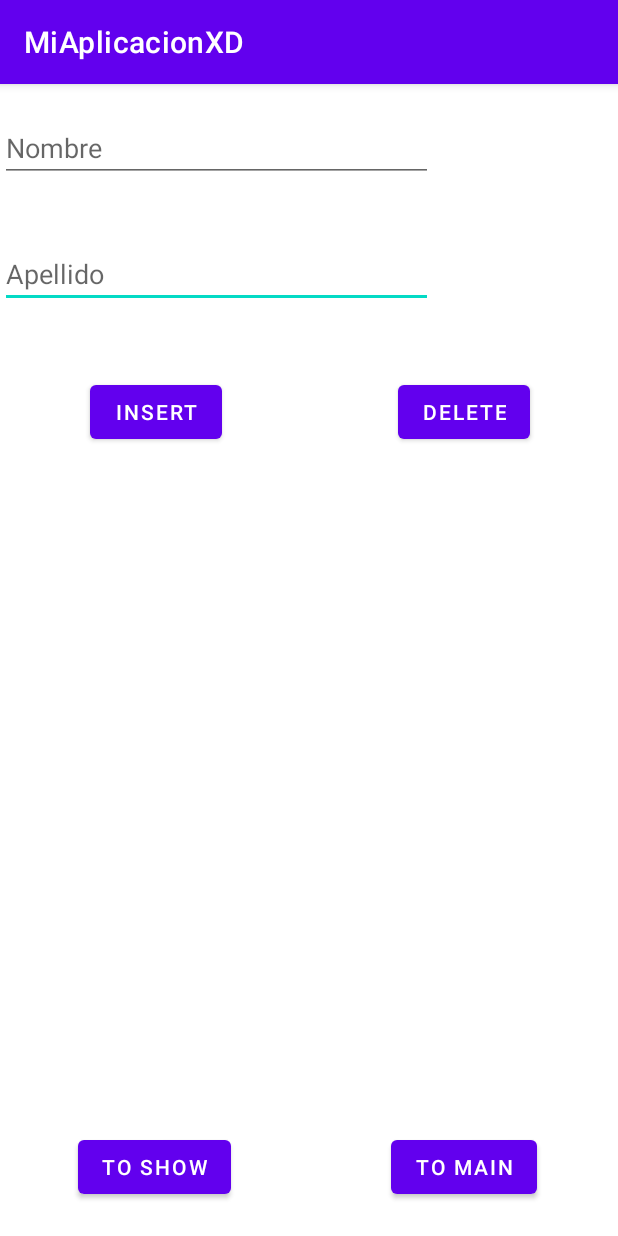
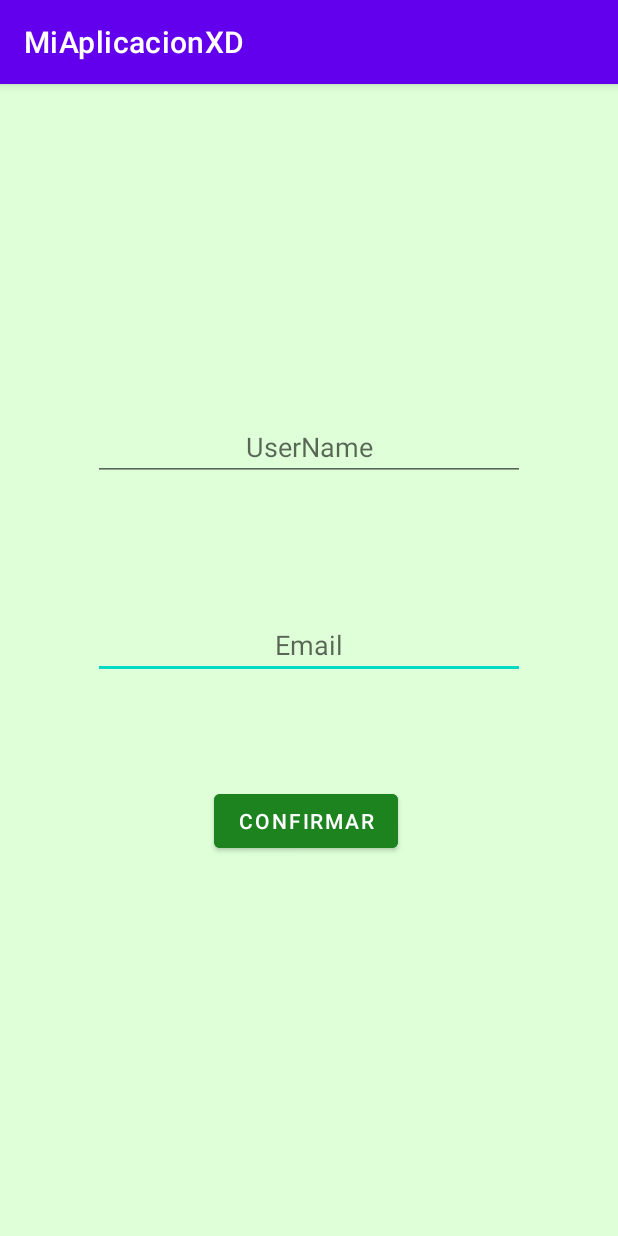
Before and after one commit to RodrigoHdezPimentel/Actividad_Desarrollo_Movil, an Android app: the Insertar screen opened directly, with no data from a screen before it, on a phone screen of 412 x 824 dp. Run offline under Robolectric (Android 15) with nearby library versions, the phone set to English and light mode, and no system bars; our stand-ins replace Firebase (no records; nobody signed in at launch, a user with empty details on screens opened directly).

Commit message:
Insert_NeedFix_Ajustes_Inicio

```diff
--- a/app/src/main/AndroidManifest.xml
+++ b/app/src/main/AndroidManifest.xml
@@ -12,6 +12,9 @@
         android:supportsRtl="true"
         android:theme="@style/Theme.MiAplicacionXD"
         tools:targetApi="31">
+        <activity
+            android:name=".Ajustes"
+            android:exported="false" />
         <activity
             android:name=".menu"
             android:exported="false" />
--- a/app/src/main/java/com/example/miaplicacionxd/MainActivity.java
+++ b/app/src/main/java/com/example/miaplicacionxd/MainActivity.java
@@ -83,7 +83,7 @@ public class MainActivity extends AppCompatActivity {
         startActivity(intentToMenu);
     }
 
-    public void changeToInsert(){
+    public void changeToInsert(View view){
         Intent nuevoIntent = new Intent(MainActivity.this, Insertar.class);
         startActivity(nuevoIntent);
     }
--- a/app/src/main/res/layout/activity_insertar.xml
+++ b/app/src/main/res/layout/activity_insertar.xml
@@ -4,116 +4,107 @@
     xmlns:tools="http://schemas.android.com/tools"
     android:layout_width="match_parent"
     android:layout_height="match_parent"
-    tools:context=".Insertar">
-
-    <Button
-        android:id="@+id/ToMain"
-        android:layout_width="wrap_content"
-        android:layout_height="wrap_content"
-        android:onClick="changeToMain"
-        android:text="To Main"
-        app:layout_constraintBottom_toBottomOf="parent"
-        app:layout_constraintEnd_toEndOf="parent"
-        app:layout_constraintStart_toStartOf="@+id/guideline8"
-        app:layout_constraintTop_toTopOf="@+id/guideline3" />
-
-    <Button
-        android:id="@+id/InsertButton"
-        android:layout_width="wrap_content"
-        android:layout_height="wrap_content"
-        android:onClick="InsertValues"
-        android:text="Insert"
-        app:layout_constraintBottom_toTopOf="@+id/guideline7"
-        app:layout_constraintEnd_toStartOf="@+id/guideline8"
-        app:layout_constraintHorizontal_bias="0.51"
-        app:layout_constraintStart_toStartOf="parent"
-        app:layout_constraintTop_toTopOf="@+id/guideline6" />
-
-    <Button
-        android:id="@+id/insertButton"
-        android:layout_width="wrap_content"
-        android:layout_height="wrap_content"
-        android:onClick="DeleteValues"
-        android:text="Delete"
-        app:layout_constraintBottom_toTopOf="@+id/guideline7"
-        app:layout_constraintEnd_toEndOf="parent"
-        app:layout_constraintStart_toStartOf="@+id/guideline8"
-        app:layout_constraintTop_toTopOf="@+id/guideline6" />
+    tools:context=".Insertar"
+android:background="@color/background_ligth_green"
+    >
 
     <androidx.constraintlayout.widget.Guideline
-        android:id="@+id/guideline3"
+        android:id="@+id/Text_Hori_In"
         android:layout_width="wrap_content"
         android:layout_height="wrap_content"
         android:orientation="horizontal"
-        app:layout_constraintGuide_percent="0.88" />
+
+        app:layout_constraintGuide_percent="0.58" />
 
     <androidx.constraintlayout.widget.Guideline
-        android:id="@+id/guideline5"
+        android:id="@+id/Boton_Hori_In"
         android:layout_width="wrap_content"
         android:layout_height="wrap_content"
         android:orientation="horizontal"
-        app:layout_constraintGuide_percent="0.11" />
+        app:layout_constraintGuide_percent="0.7" />
 
     <androidx.constraintlayout.widget.Guideline
-        android:id="@+id/guideline6"
+        android:id="@+id/Text_Hori_S"
         android:layout_width="wrap_content"
         android:layout_height="wrap_content"
         android:orientation="horizontal"
-        app:layout_constraintGuide_percent="0.22" />
+        app:layout_constraintGuide_percent="0.23" />
 
     <androidx.constraintlayout.widget.Guideline
-        android:id="@+id/guideline4"
+        android:id="@+id/Text_Hori_M"
+        android:layout_width="wrap_content"
+        android:layout_height="wrap_content"
+        android:orientation="horizontal"
+        app:layout_constraintGuide_percent="0.4" />
+
+    <EditText
+        android:id="@+id/DB_Email"
+        android:layout_width="0dp"
+        android:layout_height="wrap_content"
+        android:ems="10"
+        android:hint="@string/email"
+        android:inputType="text"
+        android:textAlignment="center"
+        app:layout_constraintBottom_toTopOf="@+id/Text_Hori_In"
+        app:layout_constraintEnd_toStartOf="@+id/Text_Vert_D"
+        app:layout_constraintHorizontal_bias="1.0"
+        app:layout_constraintStart_toStartOf="@+id/Text_Vert_I"
+        app:layout_constraintTop_toTopOf="@+id/Text_Hori_M"
+        app:layout_constraintVertical_bias="0.473"
+        tools:text="@string/email" />
+
+    <EditText
+        android:id="@+id/DB_UserName"
+        android:layout_width="0dp"
+        android:layout_height="wrap_content"
+        android:ems="10"
+        android:hint="@string/username"
+        android:inputType="text"
+        android:textAlignment="center"
+        app:layout_constraintBottom_toTopOf="@+id/Text_Hori_M"
+        app:layout_constraintEnd_toStartOf="@+id/Text_Vert_D"
+        app:layout_constraintHorizontal_bias="0.0"
+        app:layout_constraintStart_toStartOf="@+id/Text_Vert_I"
+        app:layout_constraintTop_toTopOf="@+id/Text_Hori_S" />
+
+    <androidx.constraintlayout.widget.Guideline
+        android:id="@+id/Text_Vert_D"
         android:layout_width="wrap_content"
         android:layout_height="wrap_content"
         android:orientation="vertical"
-        app:layout_constraintGuide_percent="0.7" />
-
-    <EditText
-        android:id="@+id/DB_Surname"
-        android:layout_width="0dp"
-        android:layout_height="wrap_content"
-        android:ems="10"
-        android:hint="Apellido"
-        android:inputType="text"
-        app:layout_constraintBottom_toTopOf="@+id/guideline6"
-        app:layout_constraintEnd_toStartOf="@+id/guideline4"
-        app:layout_constraintStart_toStartOf="parent"
-        app:layout_constraintTop_toTopOf="@+id/guideline5" />
-
-    <EditText
-        android:id="@+id/DB_Name"
-        android:layout_width="0dp"
-        android:layout_height="wrap_content"
-        android:ems="10"
-        android:hint="Nombre"
-        android:inputType="text"
-        app:layout_constraintBottom_toTopOf="@+id/guideline5"
-        app:layout_constraintEnd_toStartOf="@+id/guideline4"
-        app:layout_constraintStart_toStartOf="parent"
-        app:layout_constraintTop_toTopOf="parent" />
+        app:layout_constraintGuide_percent="0.85" />
 
     <androidx.constraintlayout.widget.Guideline
-        android:id="@+id/guideline7"
-        android:layout_width="wrap_content"
-        android:layout_height="wrap_content"
-        android:orientation="horizontal"
-        app:layout_constraintGuide_percent="0.35" />
-
-    <androidx.constraintlayout.widget.Guideline
-        android:id="@+id/guideline8"
+        android:id="@+id/Boton_Vert_D"
         android:layout_width="wrap_content"
         android:layout_height="wrap_content"
         android:orientation="vertical"
-        app:layout_constraintGuide_percent="0.5" />
+        app:layout_constraintGuide_percent="0.66" />
+
+    <androidx.constraintlayout.widget.Guideline
+        android:id="@+id/Boton_Vert_I"
+        android:layout_width="wrap_content"
+        android:layout_height="wrap_content"
+        android:orientation="vertical"
+        app:layout_constraintGuide_percent="0.33" />
+
+    <androidx.constraintlayout.widget.Guideline
+        android:id="@+id/Text_Vert_I"
+        android:layout_width="wrap_content"
+        android:layout_height="wrap_content"
+        android:orientation="vertical"
+        app:layout_constraintGuide_percent="0.15" />
 
     <Button
-        android:id="@+id/ToShow"
+
+        android:id="@+id/Insert_Datos"
         android:layout_width="wrap_content"
         android:layout_height="wrap_content"
-        android:onClick="changeToShow"
-        android:text="To Show"
-        app:layout_constraintBottom_toBottomOf="parent"
-        app:layout_constraintEnd_toStartOf="@+id/guideline8"
-        app:layout_constraintStart_toStartOf="parent"
-        app:layout_constraintTop_toTopOf="@+id/guideline3" />
+        android:backgroundTint="@color/button_green"
+        android:text="Confirmar"
+        app:layout_constraintBottom_toTopOf="@+id/Boton_Hori_In"
+        app:layout_constraintEnd_toStartOf="@+id/Boton_Vert_D"
+        app:layout_constraintStart_toStartOf="@+id/Boton_Vert_I"
+        app:layout_constraintTop_toTopOf="@+id/Text_Hori_In" />
+
 </androidx.constraintlayout.widget.ConstraintLayout>
--- a/app/src/main/res/layout/activity_main.xml
+++ b/app/src/main/res/layout/activity_main.xml
@@ -99,6 +99,7 @@
         android:layout_width="0dp"
         android:layout_height="0dp"
         android:backgroundTint="@color/button_green"
+        android:onClick="changeToInsert"
         android:text="@string/registrarse"
         android:textSize="12sp"
         app:layout_constraintBottom_toTopOf="@+id/img_botom"
--- a/app/src/main/res/values/colors.xml
+++ b/app/src/main/res/values/colors.xml
@@ -11,5 +11,7 @@
     <color name="error_bacground">#FAD9D8</color>
     <color name="button_green">#1C831F</color>
     <color name="background_green">#7AD569</color>
+    <color name="background_ligth_green">#DEFFD8</color>
+
 
 </resources>
```
Also changed, not shown: app/src/main/java/com/example/miaplicacionxd/Ajustes.java (added, +16 -0 lines), app/src/main/java/com/example/miaplicacionxd/Insertar.java (+17 -60 lines), app/src/main/res/layout/activity_ajustes.xml (added, +171 -0 lines), app/src/main/res/drawable/barra_ajustes.png (added), app/src/main/res/drawable/fondo_ajustes.png (added).
